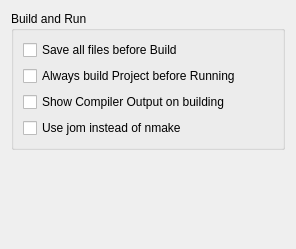
Old version of the form src/plugins/projectexplorer/projectexplorersettingspage.ui in the repository qt-creator/qt-creator.
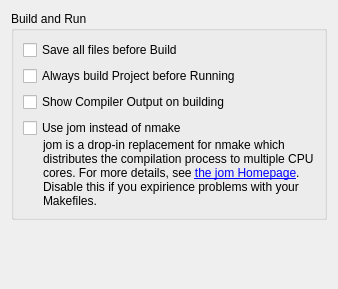
New version of the form.

Commit message: Fix typo in class name, add label to explain the purpose of jom.

Patch:
```diff
--- a/src/plugins/projectexplorer/projectexplorersettingspage.ui
+++ b/src/plugins/projectexplorer/projectexplorersettingspage.ui
@@ -6,8 +6,8 @@
    <rect>
     <x>0</x>
     <y>0</y>
-    <width>296</width>
-    <height>249</height>
+    <width>338</width>
+    <height>289</height>
    </rect>
   </property>
   <layout class="QVBoxLayout" name="verticalLayout_3">
@@ -16,7 +16,7 @@
      <property name="title">
       <string>Build and Run</string>
      </property>
-     <layout class="QVBoxLayout" name="verticalLayout">
+     <layout class="QVBoxLayout" name="verticalLayout_2">
       <item>
        <widget class="QCheckBox" name="saveAllFilesCheckBox">
         <property name="text">
@@ -39,6 +39,11 @@
        </widget>
       </item>
       <item>
+       <layout class="QVBoxLayout" name="verticalLayout">
+        <property name="spacing">
+         <number>0</number>
+        </property>
+        <item>
        <widget class="QCheckBox" name="jomCheckbox">
         <property name="whatsThis">
          <string/>
@@ -47,6 +52,24 @@
          <string>Use jom instead of nmake</string>
         </property>
        </widget>
+        </item>
+        <item>
+         <widget class="QLabel" name="jomLabel">
+          <property name="text">
+           <string>jom is a drop-in replacement for nmake which distributes the compilation process to multiple CPU cores. For more details, see &lt;a href=&quot;http://qt.gitorious.org/qt-labs/jom/&quot;&gt;the jom Homepage&lt;/a&gt;. Disable this if you expirience problems with your Makefiles.</string>
+          </property>
+          <property name="wordWrap">
+           <bool>true</bool>
+          </property>
+          <property name="indent">
+           <number>20</number>
+          </property>
+          <property name="openExternalLinks">
+           <bool>true</bool>
+          </property>
+         </widget>
+        </item>
+       </layout>
       </item>
      </layout>
     </widget>
```
Left out of the diff: 4 changed lines with no effect on the pictures. Lines whose indentation alone changed are shown as unchanged. The commit also changes 2 other files.
